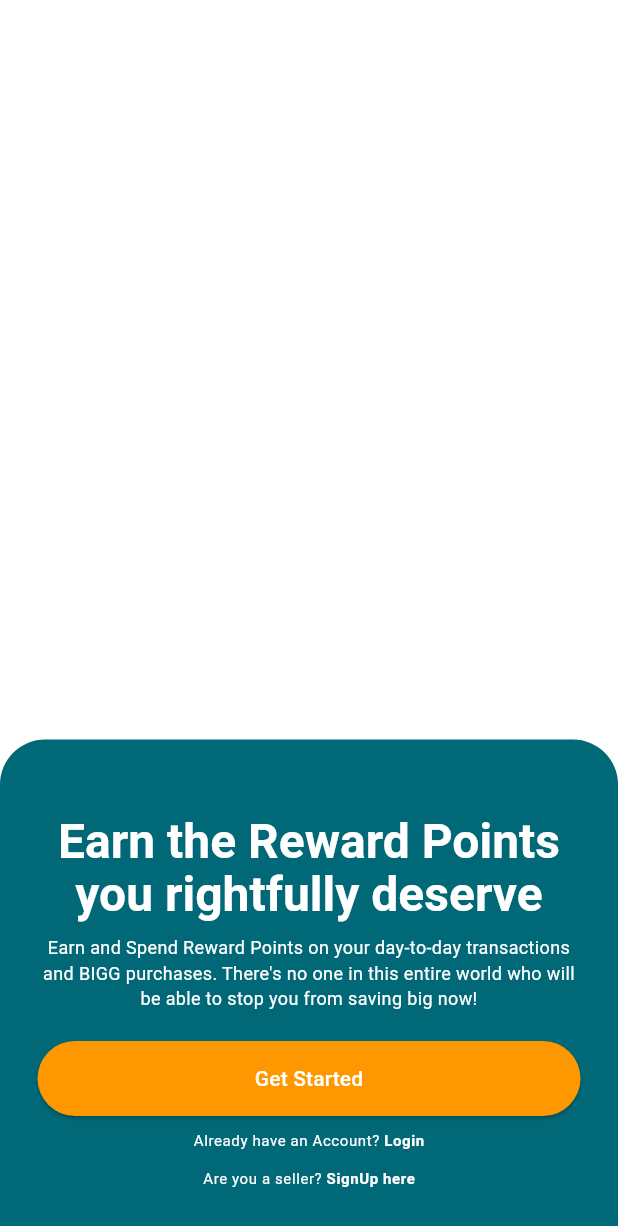
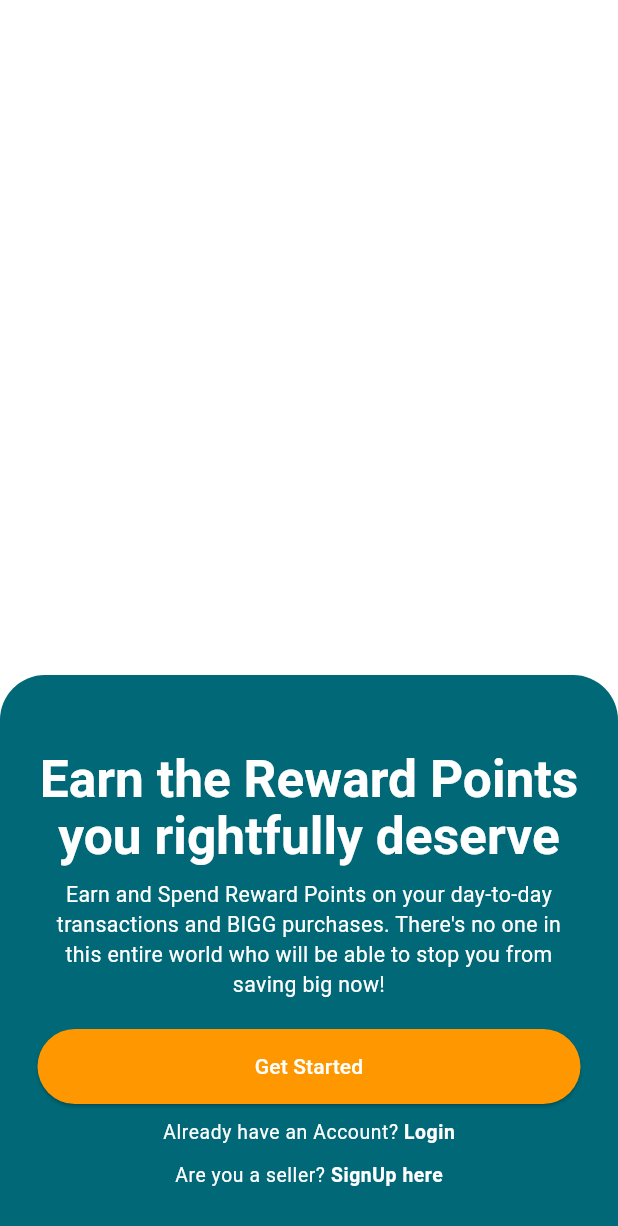
Before and after one commit to rayanry9/NPCI-Hackathon, a Flutter app: the screen it shows after launch, on a phone screen of 412 x 824 dp. Shown: the top 1226 px of the screen. Run offline on Flutter 3.47's test engine with Material 3 defaults, Android fonts, the phone set to English and light mode, and no system bars; our stand-ins replace cloud_firestore, firebase_auth, firebase_core, google_fonts, google_sign_in; missing offline and left inert: mobile_scanner; accounts and stored records are empty.

Commit message:
Fix: Theme Sizes

```diff
--- a/lib/constants/theme.dart
+++ b/lib/constants/theme.dart
@@ -1,56 +1,62 @@
 import 'package:flutter/material.dart';
 import 'package:google_fonts/google_fonts.dart';
 
-final lightTheme = ThemeData(
+ThemeData getLightTheme(BuildContext context) {
+  return ThemeData(
     useMaterial3: true,
     colorScheme: ColorScheme.fromSeed(seedColor: Colors.cyan),
     textTheme: TextTheme(
       headlineLarge: GoogleFonts.leagueSpartan(
-        fontSize: 64,
+        fontSize: MediaQuery.of(context).size.shortestSide / 7,
         fontWeight: FontWeight.w700,
         color: Colors.white,
         height: 1.2,
       ),
       headlineMedium: GoogleFonts.leagueSpartan(
-        fontSize: 56,
+        fontSize: MediaQuery.of(context).size.shortestSide / 8,
         fontWeight: FontWeight.w700,
         color: Colors.white,
         height: 1.2,
       ),
       headlineSmall: GoogleFonts.leagueSpartan(
-        fontSize: 48,
+        fontSize: MediaQuery.of(context).size.shortestSide / 10,
         fontWeight: FontWeight.w700,
         color: Colors.white,
         height: 1.2,
       ),
       titleLarge: GoogleFonts.leagueSpartan(
-        fontSize: 32,
+        fontSize: MediaQuery.of(context).size.shortestSide / 12,
         fontWeight: FontWeight.w600,
         color: Colors.white,
         height: 1.1,
       ),
       titleMedium: GoogleFonts.leagueSpartan(
-        fontSize: 24,
+        fontSize: MediaQuery.of(context).size.shortestSide / 15,
         fontWeight: FontWeight.w600,
         color: Colors.white,
         height: 1.1,
       ),
       titleSmall: GoogleFonts.leagueSpartan(
-        fontSize: 18,
+        fontSize: MediaQuery.of(context).size.shortestSide / 18,
         fontWeight: FontWeight.w600,
         color: Colors.white,
         height: 1.1,
       ),
       bodyLarge: GoogleFonts.leagueSpartan(
-        fontSize: 16,
+        fontSize: MediaQuery.of(context).size.shortestSide / 26,
         fontWeight: FontWeight.w400,
         color: Colors.white,
       ),
       bodyMedium: GoogleFonts.leagueSpartan(
-        fontSize: 12,
+        fontSize: MediaQuery.of(context).size.shortestSide / 29,
         fontWeight: FontWeight.w400,
         color: Colors.white,
       ),
       bodySmall: GoogleFonts.leagueSpartan(
-          fontSize: 10, fontWeight: FontWeight.w400, color: Colors.white),
-    ));
+        fontSize: MediaQuery.of(context).size.shortestSide / 32,
+        fontWeight: FontWeight.w400,
+        color: Colors.white,
+      ),
+    ),
+  );
+}
--- a/lib/main.dart
+++ b/lib/main.dart
@@ -23,7 +23,7 @@ class MyApp extends StatelessWidget {
   Widget build(BuildContext context) {
     return MaterialApp(
       title: 'UPerks',
-      theme: lightTheme,
+      theme: getLightTheme(context),
       initialRoute: MyFireBase.isAuth ? '/home' : '/get_started',
       routes: {
         '/home': (context) => Home(),
```
Also changed, not shown: lib/widgets/current_offers.dart (+16 -6 lines).
